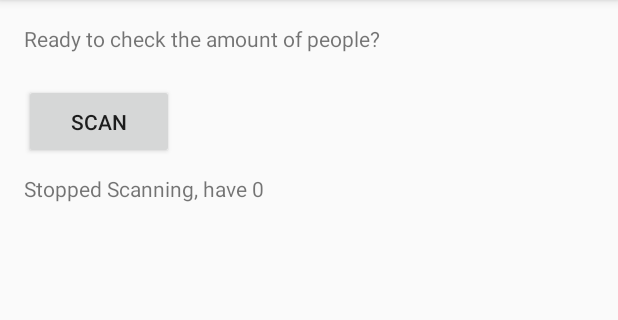
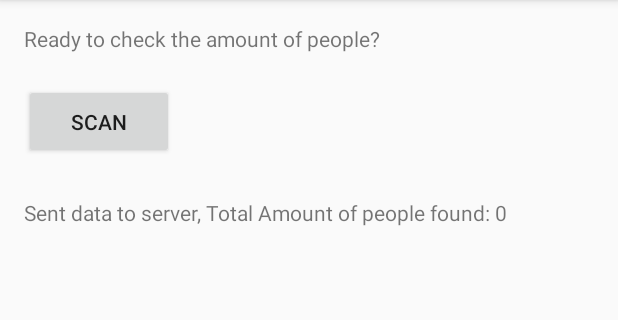
Before and after one commit to almogmo/Playground-Analytics-with-service, an Android app: the screen it shows after launch (MainActivity), after a tap on "STOP SCANNING", on a phone screen of 412 x 824 dp, the part 84-404 px from its top. Run offline under Robolectric (Android 15) with nearby library versions, the phone set to English and light mode, and no system bars; our stand-ins replace Firebase (no records; nobody signed in at launch, a user with empty details on screens opened directly); 1 other tap on this screen came first.

Commit message:
UI Improvment

```diff
--- a/app/src/main/java/com/selina/playgroundanalytics/MainActivity.java
+++ b/app/src/main/java/com/selina/playgroundanalytics/MainActivity.java
@@ -87,6 +87,8 @@ public class MainActivity extends AppCompatActivity {
             public void run() {
                 if( isStartScannning) {
                     NetworkController.postPeopleAmount(devicesArray.size());
+                    peripheralTextView.setText( "\n" + "Sent data to server, Total Amount of people found: " + devicesArray.size());
+
                 }
                 myHandler.postDelayed(this, REFRESH_TIME); //Starts a periodically timer
 
@@ -117,7 +119,9 @@ public class MainActivity extends AppCompatActivity {
     private ScanCallback leScanCallback = new ScanCallback() {
         @Override
         public void onScanResult(int callbackType, ScanResult result) {
-            peripheralTextView.append("Device Name: " + result.getDevice().getName() + " rssi: " + result.getRssi() + "\n" + "Device #" + result.getDevice());
+            peripheralTextView.setText("rssi: " + result.getRssi() + "\n" + "Device #" + result.getDevice());
+            peripheralTextView.append("\nCurrennt total amount of people :" + devicesArray.size());
+
 
             if (result.getDevice().getName() == null) {
                 if (!devicesArray.contains (result.getDevice()))
@@ -163,6 +167,7 @@ public class MainActivity extends AppCompatActivity {
 
     public void startScanning() {
         isStartScannning = true;
+        devicesArray = new ArrayList();
         Log.d(TAG,"coarse location permission granted");
         peripheralTextView.setText("");
         startScanningButton.setVisibility(View.INVISIBLE);
@@ -177,7 +182,7 @@ public class MainActivity extends AppCompatActivity {
 
     public void stopScanning() {
         Log.d(TAG,"coarse location permission granted");
-        peripheralTextView.append("Stopped Scanning, have " + devicesArray.size());
+        peripheralTextView.setText( "\n" + "Stopped Scanning, Total Amount of people found: " + devicesArray.size());
         startScanningButton.setVisibility(View.VISIBLE);
         stopScanningButton.setVisibility(View.INVISIBLE);
         AsyncTask.execute(new Runnable() {
--- a/app/src/main/java/com/selina/playgroundanalytics/NetworkController.java
+++ b/app/src/main/java/com/selina/playgroundanalytics/NetworkController.java
@@ -9,7 +9,7 @@ import java.util.Map;
 
 public class NetworkController {
 
-
+//Send Time and visitors # to Firebase
 public static void postPeopleAmount(int size) {
 
     FirebaseDatabase database = FirebaseDatabase.getInstance();
```
